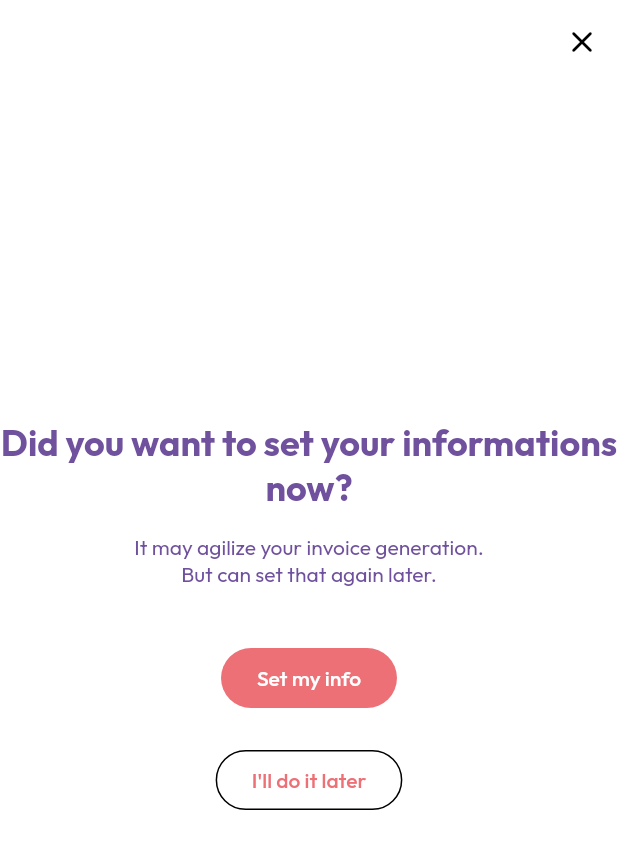
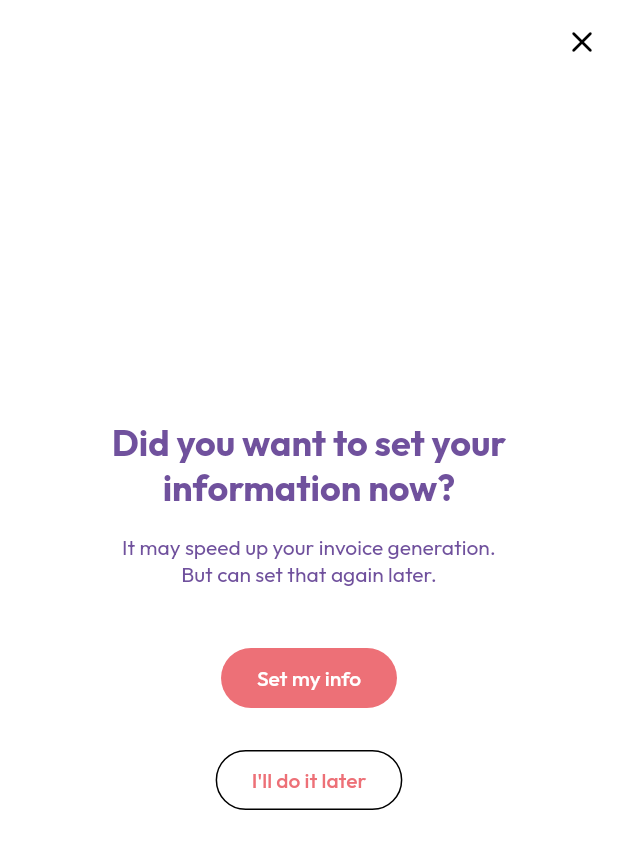
Before and after one commit to theolm/ambush-app, a Flutter app: the InfoAlertPage screen opened by its route, on a phone screen of 412 x 824 dp. Shown: the top 849 px of the screen. Run offline on Flutter 3.47's test engine with Material 2 defaults, Android fonts, the phone set to English and light mode, and no system bars; drawn by our look-alikes of dynamic_color; our stand-ins replace auto_route, flutter_mobx, get_it, google_fonts, hive, hive_flutter and 5 more; accounts and stored records are empty; generated files the repository leaves out were written again.

Commit message:
creating use cases

```diff
--- a/lib/src/features/invoice_list/presentation/info_alert_page.dart
+++ b/lib/src/features/invoice_list/presentation/info_alert_page.dart
@@ -1,5 +1,6 @@
 import 'package:auto_route/auto_route.dart';
 import 'package:flutter/material.dart';
+import 'package:invoice_app/src/core/presenter/routes/app_route.gr.dart';
 
 @RoutePage()
 class InfoAlertPage extends StatelessWidget {
@@ -24,30 +25,40 @@ class InfoAlertPage extends StatelessWidget {
               ),
             ],
           ),
-          Column(
+          Padding(
+            padding: const EdgeInsets.symmetric(horizontal: 16),
+            child: Column(
               mainAxisAlignment: MainAxisAlignment.center,
               crossAxisAlignment: CrossAxisAlignment.center,
               children: [
                 Text(
-                'Did you want to set your informations now?',
+                  'Did you want to set your information now?',
                   style: textTheme.headlineSmall?.copyWith(
                       color: colors.tertiary, fontWeight: FontWeight.bold),
                   textAlign: TextAlign.center,
                 ),
                 const SizedBox(height: 16),
                 Text(
-                'It may agilize your invoice generation.\nBut can set that again later.',
+                  'It may speed up your invoice generation.\nBut can set that again later.',
                   style: textTheme.bodyMedium?.copyWith(color: colors.tertiary),
                   textAlign: TextAlign.center,
                 ),
                 const SizedBox(height: 36),
                 FilledButton(
-                onPressed: () {},
-                child: Text('Set my info'),
+                  onPressed: () {
+                    context.router.replace(const SettingsRoute());
+                  },
+                  child: const Text('Set my info'),
                 ),
                 const SizedBox(height: 20),
-              OutlinedButton(onPressed: () {}, child: Text("I'll do it later")),
+                OutlinedButton(
+                  onPressed: () {
+                    context.router.pop();
+                  },
+                  child: const Text("I'll do it later"),
+                ),
               ],
+            ),
           ),
         ],
       ),
```
Also changed, not shown: lib/src/core/data/datasources/local_datasource.dart (+13 -2 lines), lib/src/features/invoice_list/data/repositories/info_alert_repository.dart (added, +22 -0 lines), lib/src/features/invoice_list/domain/usecases/get_info_alert_status.dart (added, +16 -0 lines), lib/src/features/invoice_list/domain/usecases/save_info_alert_status.dart (added, +16 -0 lines), lib/src/features/invoice_list/presentation/list_page.dart (+4 -5 lines), lib/src/features/invoice_list/presentation/list_page_viewmodel.dart (+5 -11 lines). Lines whose indentation alone changed are shown as unchanged.
